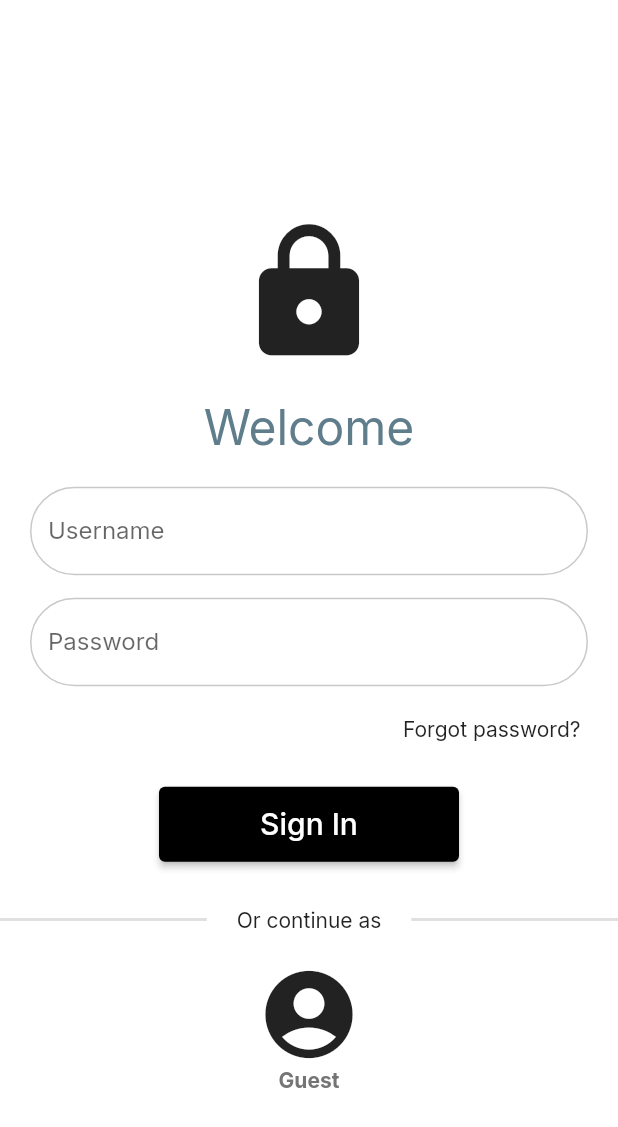
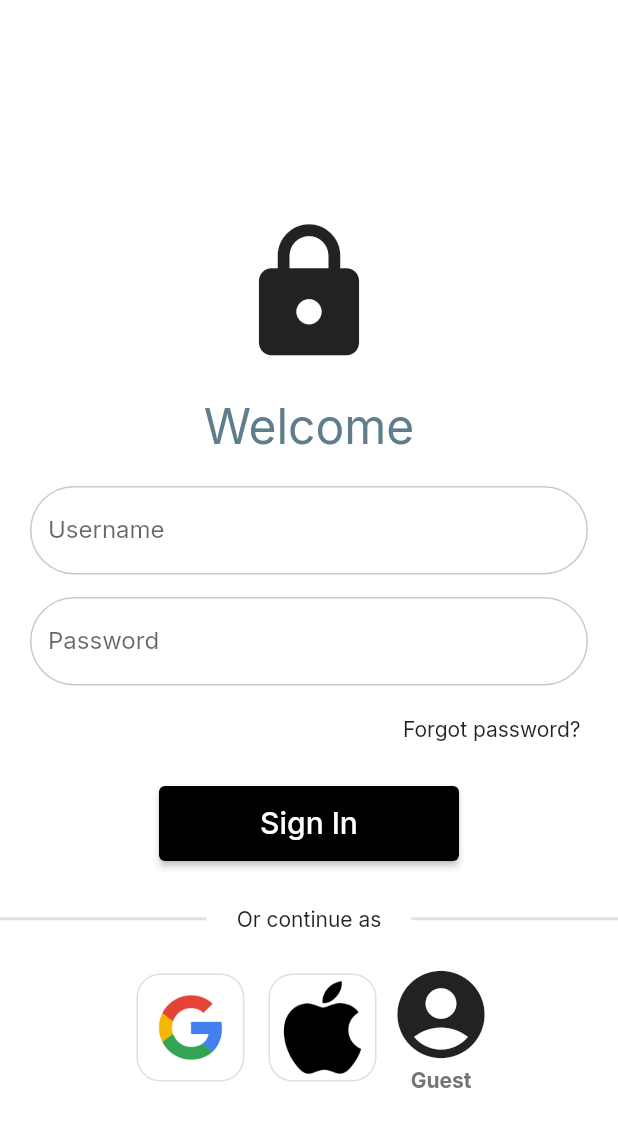
Before and after one commit to ArshdeepxSingh/ClubBooking, a Flutter app: the screen it shows after launch, on a phone screen of 412 x 824 dp. Shown: the top 1127 px of the screen. Run offline on Flutter 3.47's test engine with Material 2 defaults, Android fonts, the phone set to English and light mode, and no system bars; our stand-ins replace firebase_core, google_fonts; accounts and stored records are empty.

Commit message:
new update

```diff
--- a/club_prototype/lib/pages/login.dart
+++ b/club_prototype/lib/pages/login.dart
@@ -1,9 +1,7 @@
 // ignore_for_file: prefer_const_constructors, prefer_const_literals_to_create_immutables
-
 
 import 'package:club_prototype/util/routes.dart';
 import 'package:flutter/material.dart';
-
 
 class LoginPage extends StatelessWidget {
   LoginPage({super.key});
@@ -88,7 +86,7 @@ class LoginPage extends StatelessWidget {
                 //forgot password
 
                 const Padding(
-                  padding:  EdgeInsets.symmetric(horizontal: 25.0),
+                  padding: EdgeInsets.symmetric(horizontal: 25.0),
                   child: Row(
                     mainAxisAlignment: MainAxisAlignment.end,
                     children: [
@@ -105,7 +103,6 @@ class LoginPage extends StatelessWidget {
 
                 ElevatedButton(
                   onPressed: () {},
-
                   style: ElevatedButton.styleFrom(
                       backgroundColor: Colors.black, fixedSize: Size(200, 50)),
                   child: Text(
@@ -137,24 +134,55 @@ class LoginPage extends StatelessWidget {
 
                 // guest
 
+                Row(
+                  mainAxisAlignment: MainAxisAlignment.center,
+                  children: [
+                    Padding(
+                      padding: const EdgeInsets.all(8.0),
+                      child: Container(
+                          decoration: BoxDecoration(
+                            border: Border.all(
+                                color:
+                                    const Color.fromARGB(255, 224, 223, 223)),
+                            borderRadius: BorderRadius.circular(16),
+                          ),
+                          child: Image.asset(
+                            "assets/images/google_logo.png",
+                            height: 70,
+                          )),
+                    ),
+                    Padding(
+                      padding: const EdgeInsets.all(8.0),
+                      child: Container(
+                          decoration: BoxDecoration(
+                            border: Border.all(
+                                color:
+                                    const Color.fromARGB(255, 224, 223, 223)),
+                            borderRadius: BorderRadius.circular(16),
+                          ),
+                          child: Image.asset(
+                            "assets/images/apple_logo.png",
+                            height: 70,
+                          )),
+                    ),
                     InkWell(
-                  onTap: (
-
-                  ){
+                      onTap: () {
                         Navigator.pushNamed(context, MyRoute.homeRoute);
                       },
                       splashFactory: InkRipple.splashFactory,
-                  child :  Column
-                  (children:[
-                    Icon(Icons.account_circle , size:70,),
-                    Text('Guest', style:TextStyle(color:Colors.grey[600], fontWeight: FontWeight.bold))
-
-                  ] ),
-
+                      child: Column(children: [
+                        Icon(
+                          Icons.account_circle,
+                          size: 70,
+                        ),
+                        Text('Guest',
+                            style: TextStyle(
+                                color: Colors.grey[600],
+                                fontWeight: FontWeight.bold))
+                      ]),
+                    ),
+                  ],
                 )
-
-
-
 
                 // or continue with google or apple id
               ],
--- a/club_prototype/pubspec.yaml
+++ b/club_prototype/pubspec.yaml
@@ -36,6 +36,7 @@ dependencies:
   # Use with the CupertinoIcons class for iOS style icons.
   cupertino_icons: ^1.0.2
   google_fonts: ^6.1.0
+  firebase_core: ^2.24.0
 
 dev_dependencies:
   flutter_test:
```
Also changed, not shown: club_prototype/assets/images/google_logo.png, club_prototype/lib/firebase_options.dart (added), club_prototype/pubspec.lock, 8 other files. Lines whose indentation alone changed are shown as unchanged.
